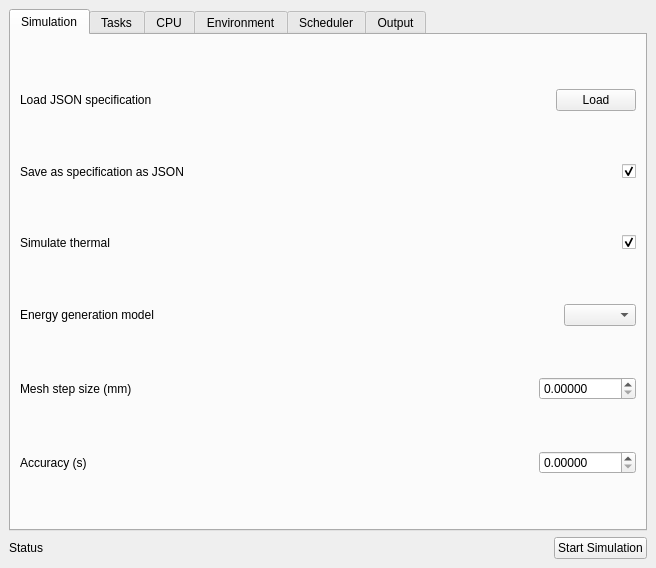
First picture: the form in main/ui/gui/ui_specification/design/gui_main_desing.ui, repository uz-gaz/Tertimuss, before the edit.
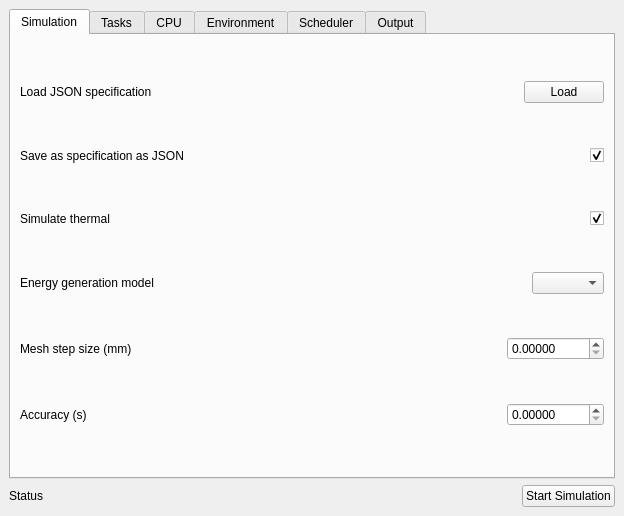
Second picture: the form after the edit.

```diff
--- a/main/ui/gui/ui_specification/design/gui_main_desing.ui
+++ b/main/ui/gui/ui_specification/design/gui_main_desing.ui
@@ -6,8 +6,8 @@
    <rect>
     <x>0</x>
     <y>0</y>
-    <width>656</width>
-    <height>568</height>
+    <width>624</width>
+    <height>516</height>
    </rect>
   </property>
   <property name="windowTitle">
```
Left out of the diff: 2 changed lines with no effect on the pictures.
